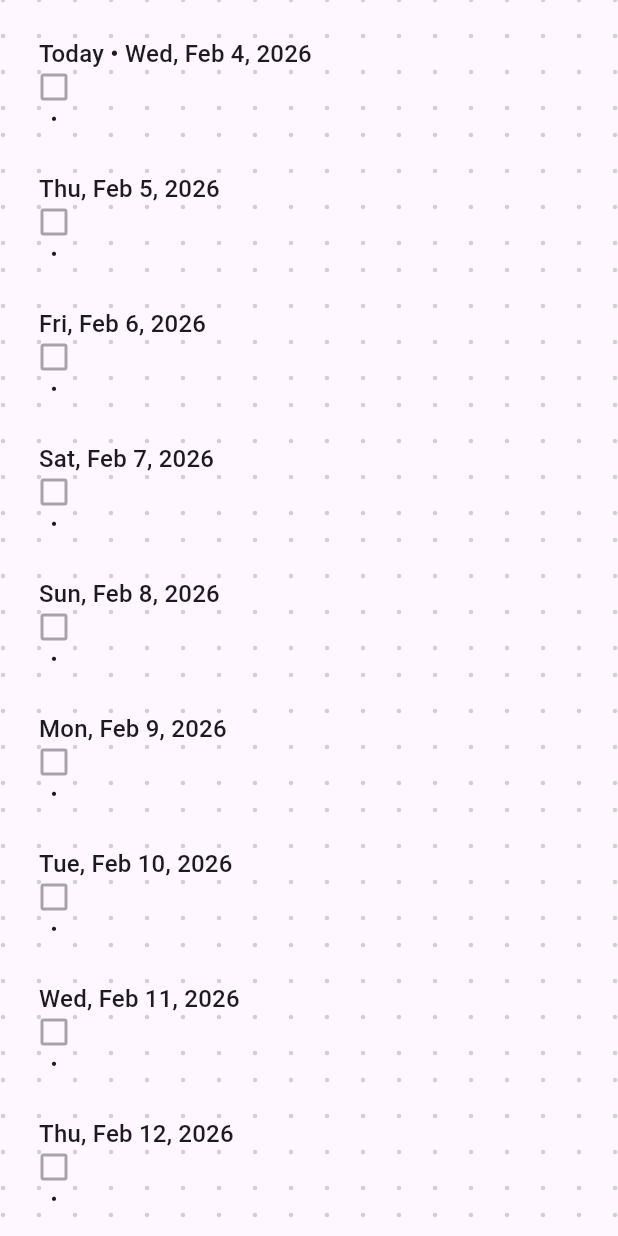
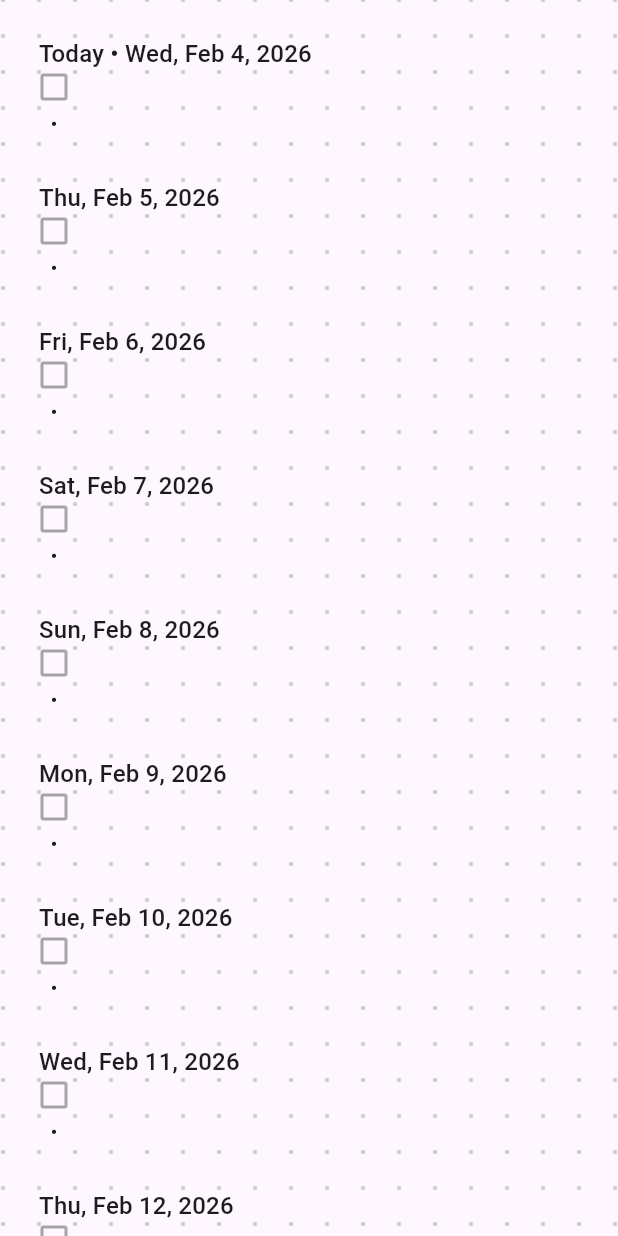
Before and after one commit to elibdev/lifelog, a Flutter app: the screen it shows after launch, on a phone screen of 412 x 824 dp. Run offline on Flutter 3.47's test engine with Material 3 defaults, Android fonts, the phone set to English and light mode, and no system bars; missing offline and left inert: sqlite3; statements that could not run were skipped.

Commit message:
Force RecordWidget height to exactly 24px with SizedBox
PROBLEM: RecordWidgets were rendering at 21px instead of 24px
(likely due to 14px default font × 1.5 line height = 21px)

SOLUTION: Wrap Row in SizedBox with exact height of 24px
- Forces every record to take exactly 24px vertical space
- Ensures grid alignment regardless of font metrics

Now:
- Header block: 48px (24 + 24 + 0)
- Each record: 24px (forced by SizedBox)
- Total section height: Always a multiple of 24px ✓

This makes the dotted grid perfectly continuous across all
DaySection boundaries.

https://claude.ai/code/session_A7RA5

```diff
--- a/lib/widgets/record_widget.dart
+++ b/lib/widgets/record_widget.dart
@@ -153,9 +153,13 @@ class _RecordWidgetState extends State<RecordWidget> {
             top: GridConstants.itemVerticalSpacing,
             bottom: GridConstants.itemVerticalSpacing,
           ),
-          child: Row(
-            crossAxisAlignment: CrossAxisAlignment.start,
-            children: [
+          // GRID ALIGNMENT: Force exact 24px height
+          // This ensures each record aligns perfectly with the grid
+          child: SizedBox(
+            height: GridConstants.spacing,
+            child: Row(
+              crossAxisAlignment: CrossAxisAlignment.start,
+              children: [
               // Leading widget (polymorphic!) - checkbox or bullet
               // Aligns with column 2 of the grid
               Padding(
@@ -242,8 +246,9 @@ class _RecordWidgetState extends State<RecordWidget> {
             ),
           ),
         ],
-      ),
-        );
+            ), // End Row
+          ), // End SizedBox
+        ); // End Padding
       },
     );
   }
```
